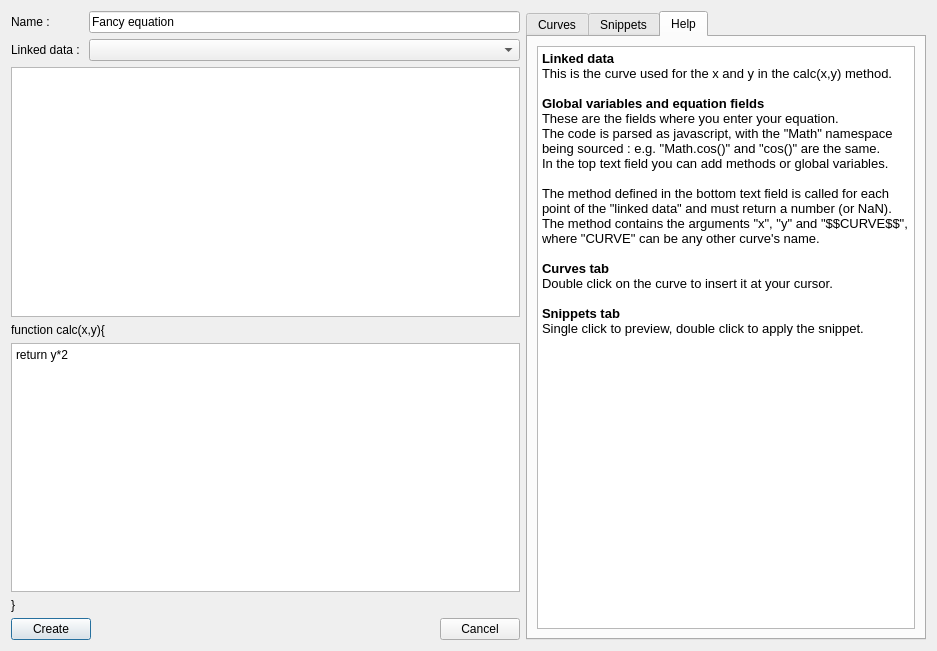
Before: the Qt Designer form plotter_gui/add_math_plot.ui in totosolat/PlotJuggler, drawn with Qt 5.
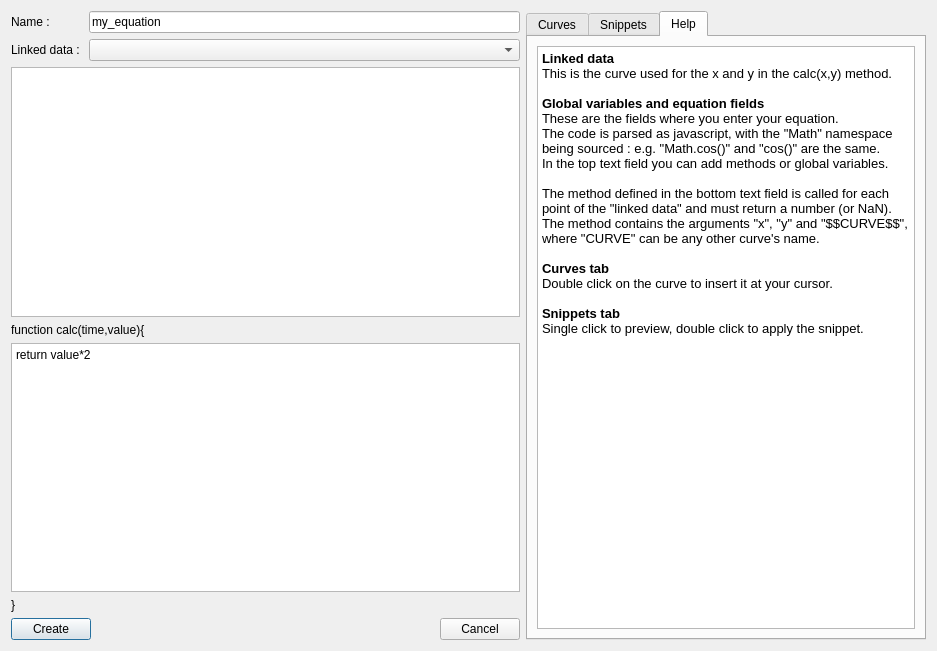
After: the same form once the commit is applied. The open tabs and pages were chosen to show the change.

```diff
--- a/plotter_gui/add_math_plot.ui
+++ b/plotter_gui/add_math_plot.ui
@@ -17,7 +17,7 @@
    <item row="3" column="0">
     <widget class="QPlainTextEdit" name="mathEquation">
      <property name="plainText">
-      <string>return y*2</string>
+      <string>return value*2</string>
      </property>
      <property name="placeholderText">
       <string>e.g. &quot;return y*2&quot;</string>
@@ -27,7 +27,7 @@
    <item row="2" column="0">
     <widget class="QLabel" name="label">
      <property name="text">
-      <string>function calc(x,y){</string>
+      <string>function calc(time,value){</string>
      </property>
     </widget>
    </item>
@@ -94,7 +94,7 @@
      <item row="2" column="1">
       <widget class="QLineEdit" name="nameLineEdit">
        <property name="text">
-        <string>Fancy equation</string>
+        <string>my_equation</string>
        </property>
       </widget>
      </item>
```
Left out of the diff: 35 changed lines with no effect on the pictures.
